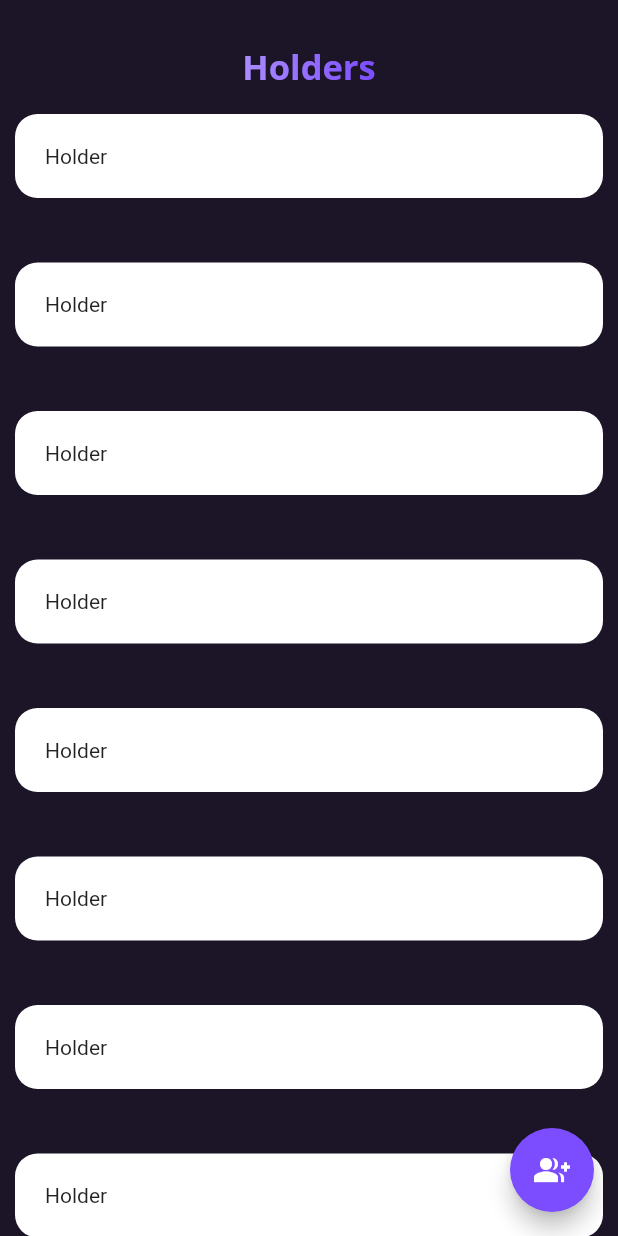
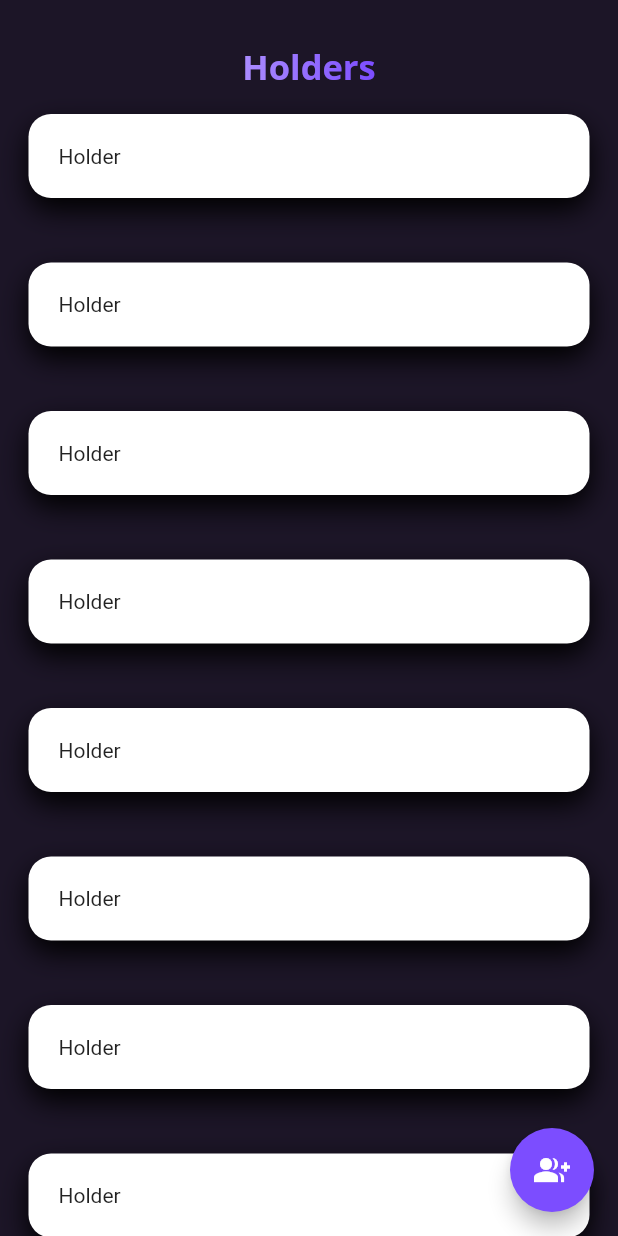
Before and after one commit to Shantanu66/CardAccumulator, a Flutter app: the screen it shows after launch, on a phone screen of 412 x 824 dp. Run offline on Flutter 3.47's test engine with Material 2 defaults, Android fonts, the light colour scheme and no system bars; our stand-ins replace flutter_spinkit, google_fonts, graphql_flutter, splashscreen; network calls fail.

Commit message:
update showing queried data into our listview

```diff
--- a/flutter_client/card_accumulator/lib/screens/holder_page.dart
+++ b/flutter_client/card_accumulator/lib/screens/holder_page.dart
@@ -1,4 +1,5 @@
 import 'package:flutter/material.dart';
+import 'package:graphql_flutter/graphql_flutter.dart';
 
 class HoldersScreen extends StatefulWidget {
   const HoldersScreen({Key? key}) : super(key: key);
@@ -8,23 +9,41 @@ class HoldersScreen extends StatefulWidget {
 }
 
 class _HoldersScreenState extends State<HoldersScreen> {
-  var _controller = ScrollController();
-  ScrollPhysics _physics = ClampingScrollPhysics();
+  final _controller = ScrollController();
+  ScrollPhysics _physics = const ClampingScrollPhysics();
 
   @override
   void initState() {
     super.initState();
     _controller.addListener(() {
       if (_controller.position.pixels <= 56 &&
-      _controller.position.pixels >= 56)
-        setState(() => _physics = ClampingScrollPhysics());
-      else
-        setState(() => _physics = BouncingScrollPhysics());
+          _controller.position.pixels >= 56) {
+        setState(() => _physics = const ClampingScrollPhysics());
+      } else {
+        setState(() => _physics = const BouncingScrollPhysics());
+      }
     });
   }
 
+  String QUERY = """
+      query{
+          holders{
+              name
+              id
+              profession
+              age
+              }
+          }
+  """;
+
   @override
   Widget build(BuildContext context) {
+    return Query(
+      options: QueryOptions(document: gql(QUERY)),
+      builder: (result, {fetchMore, refetch}) {
+        if(result.isLoading){
+          return const CircularProgressIndicator();
+        }
         return ListView.builder(
           controller: _controller,
           physics: _physics,
@@ -34,17 +53,19 @@ class _HoldersScreenState extends State<HoldersScreen> {
               children: [
                 Container(
                   margin: const EdgeInsets.only(
-                  bottom: 23, left: 10, right: 10, top: 20),
+                      bottom: 23, left: 19, right: 19, top: 20),
                   decoration: BoxDecoration(
                     color: Colors.white,
                     borderRadius: BorderRadius.circular(15),
-                /*boxShadow: [
+                    // ignore: prefer_const_literals_to_create_immutables
+                    boxShadow: [
+                      // ignore: prefer_const_constructors
                       BoxShadow(
-                    offset: const Offset(0, 10),
-                    color: Colors.grey.shade300,
-                    blurRadius: 30,
+                        offset: const Offset(0, 8),
+                        color: Colors.black,
+                        blurRadius: 15,
                       )
-                ],*/
+                    ],
                   ),
                   padding: const EdgeInsets.all(20),
                   child: InkWell(
@@ -54,6 +75,7 @@ class _HoldersScreenState extends State<HoldersScreen> {
                         mainAxisSize: MainAxisSize.min,
                         children: [
                           Row(
+                            mainAxisAlignment: MainAxisAlignment.spaceBetween,
                             children: const [Text("Holder")],
                           )
                         ],
@@ -65,5 +87,7 @@ class _HoldersScreenState extends State<HoldersScreen> {
             );
           },
         );
+      },
+    );
   }
 }
```
Lines whose indentation alone changed are shown as unchanged.
